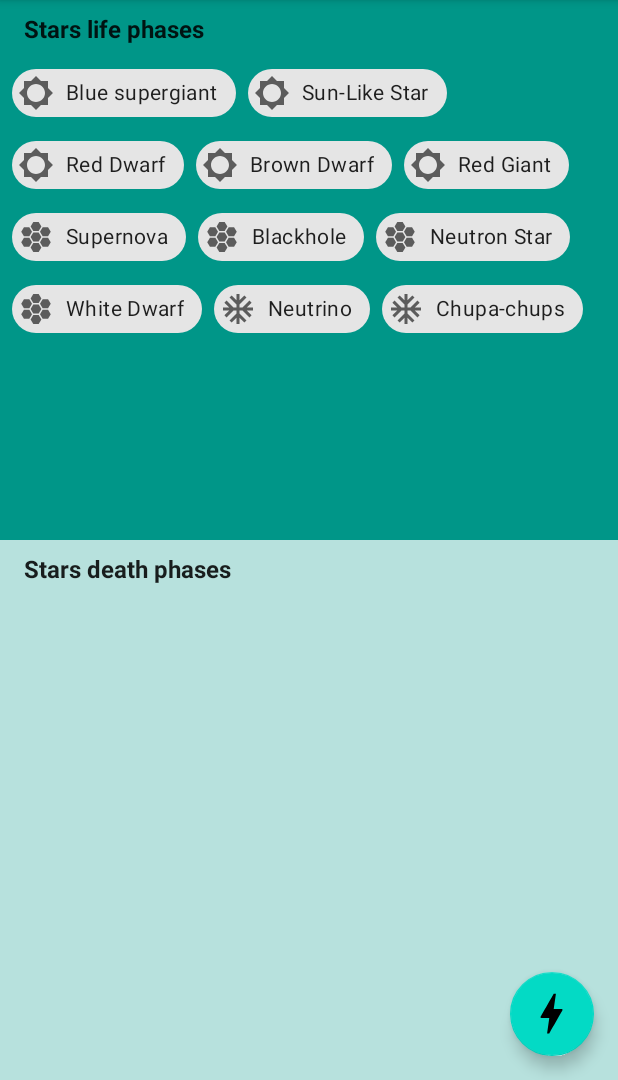
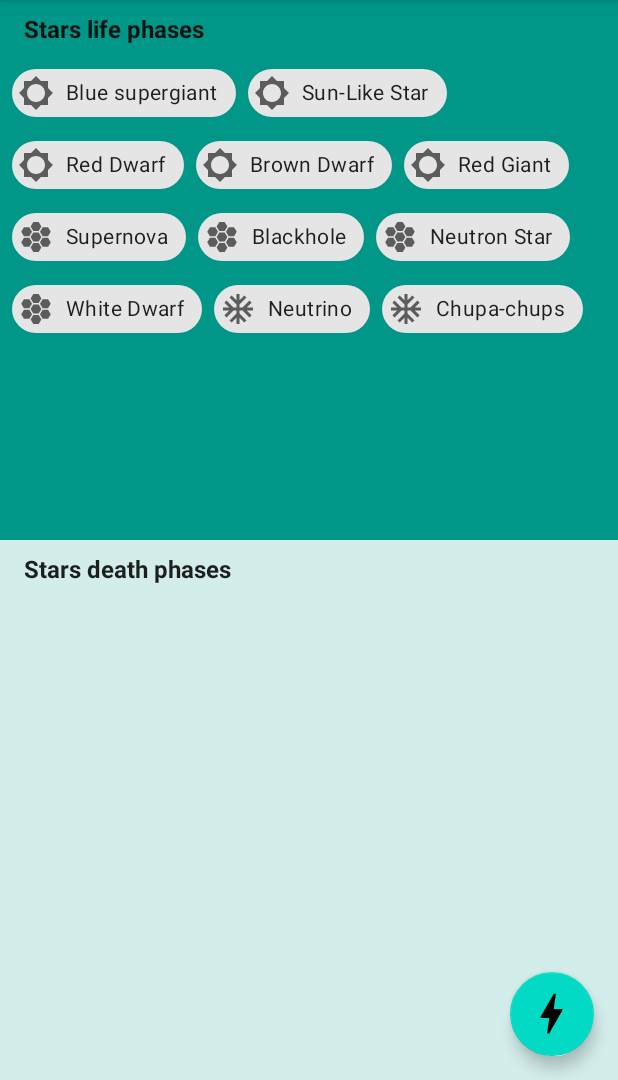
Before and after one commit to pau-enti/enti-particles, an Android app: the screen it shows after launch (MainActivity), on a phone screen of 412 x 824 dp, the part 156-1236 px from its top. Run offline under Robolectric (Android 15) with nearby library versions, the phone set to English and light mode, and no system bars; our stand-ins replace Firebase (no records; nobody signed in at launch, a user with empty details on screens opened directly).

Commit message:
Delete effects added

```diff
--- a/app/src/main/AndroidManifest.xml
+++ b/app/src/main/AndroidManifest.xml
@@ -3,6 +3,7 @@
     package="com.example.particles">
 
     <uses-permission android:name="android.permission.CAMERA" />
+    <uses-permission android:name="android.permission.VIBRATE"/>
 
     <application
         android:allowBackup="true"
--- a/app/src/main/res/layout/fragment_drag_and_drop.xml
+++ b/app/src/main/res/layout/fragment_drag_and_drop.xml
@@ -31,9 +31,7 @@
         app:layout_constraintHorizontal_bias="0.5"
         app:layout_constraintStart_toStartOf="parent"
         app:layout_constraintTop_toBottomOf="@+id/textView2"
-        app:layout_constraintVertical_chainStyle="spread">
-
-    </com.google.android.material.chip.ChipGroup>
+        app:layout_constraintVertical_chainStyle="spread"/>
 
     <TextView
         android:id="@+id/textView2"
@@ -51,7 +49,7 @@
         android:id="@+id/backgroundView2"
         android:layout_width="wrap_content"
         android:layout_height="0dp"
-        android:background="#48009688"
+        android:background="#2C009688"
         app:layout_constraintBottom_toBottomOf="parent"
         app:layout_constraintEnd_toEndOf="parent"
         app:layout_constraintStart_toStartOf="parent"
@@ -88,12 +86,13 @@
 
     <ImageView
         android:id="@+id/recicleBin"
-        android:layout_width="80dp"
-        android:layout_height="80dp"
+        android:layout_width="95dp"
+        android:layout_height="95dp"
         android:layout_marginBottom="8dp"
         app:layout_constraintBottom_toBottomOf="parent"
         app:layout_constraintEnd_toEndOf="parent"
         app:layout_constraintStart_toStartOf="parent"
         app:srcCompat="@drawable/blackhole"
         tools:visibility="visible" />
+
 </androidx.constraintlayout.widget.ConstraintLayout>
--- a/app/src/main/res/values/colors.xml
+++ b/app/src/main/res/values/colors.xml
@@ -14,5 +14,7 @@
     <color name="gauge_bosons">#E91E63</color>
     <color name="higgs">#FFC107</color>
 
+    <color name="delete">#E91E63</color>
+
 
 </resources>
```
Also changed, not shown: app/src/main/java/com/example/particles/ui/DragAndDropFragment.kt (+48 -6 lines).
